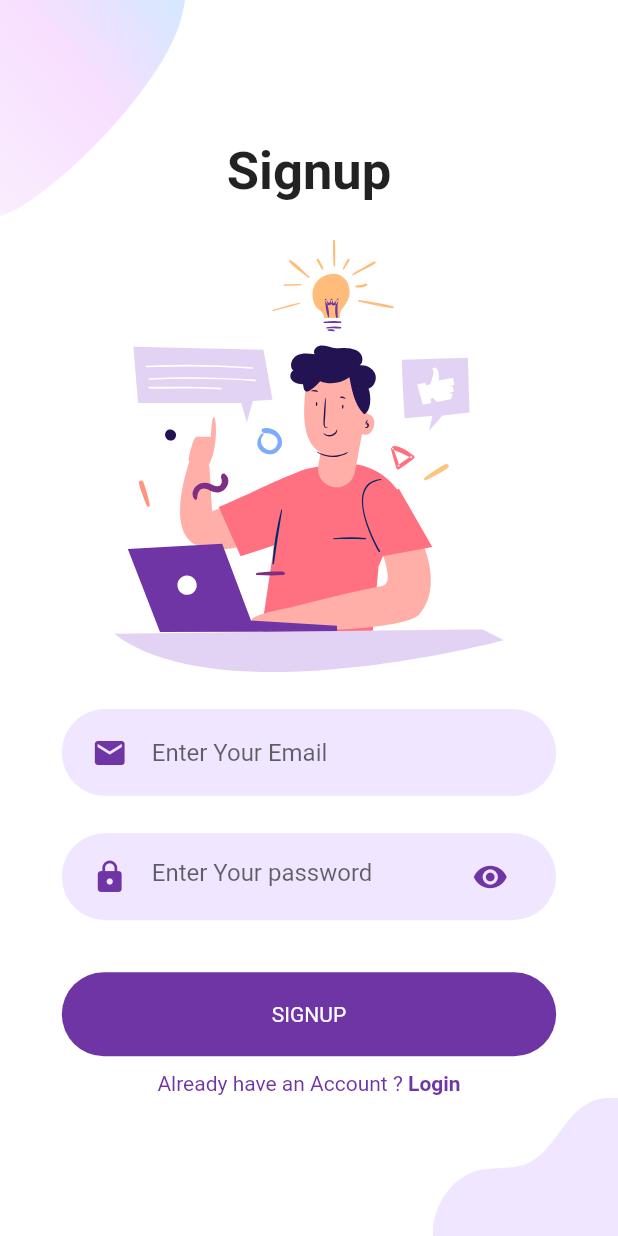
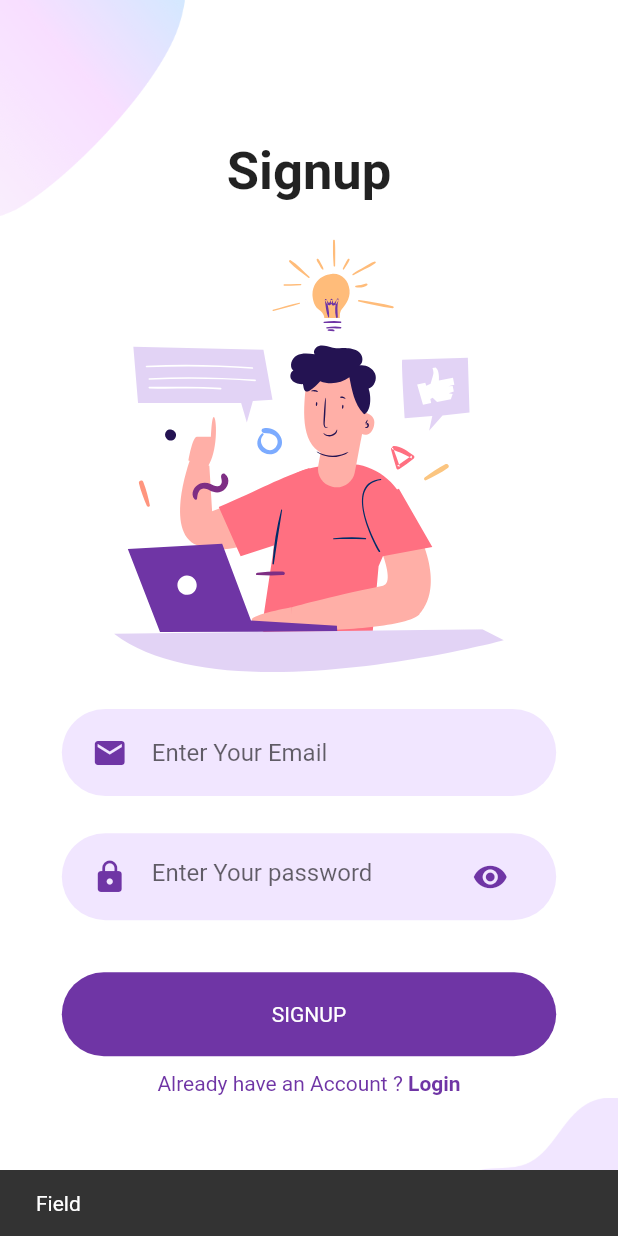
Before and after one commit to deadlium/flutter_login_system, a Flutter app: the SignupScreen screen opened directly, after a tap on "SIGNUP", on a phone screen of 412 x 824 dp. Run offline on Flutter 3.47's test engine with Material 2 defaults, Android fonts, the phone set to English and light mode, and no system bars; our stand-ins replace flutter_svg, shared_preferences; accounts and stored records are empty; network calls fail.

Commit message:
error solve

```diff
--- a/lib/Screens/Home/components/background.dart
+++ b/lib/Screens/Home/components/background.dart
@@ -7,7 +7,7 @@ class Background extends StatelessWidget {
   @override
   Widget build(BuildContext context) {
     Size size = MediaQuery.of(context).size;
-    return Container(
+    return SizedBox(
       height: size.height,
       width: double.infinity,
       child: Stack(
--- a/lib/Screens/Login/Login_screen.dart
+++ b/lib/Screens/Login/Login_screen.dart
@@ -6,7 +6,7 @@ class LoginScreen extends StatelessWidget {
 
   @override
   Widget build(BuildContext context) {
-    return Scaffold(
+    return const Scaffold(
       body: Body(),
     );
   }
--- a/lib/Screens/Login/components/background.dart
+++ b/lib/Screens/Login/components/background.dart
@@ -10,7 +10,7 @@ class Background extends StatelessWidget {
   @override
   Widget build(BuildContext context) {
     Size size = MediaQuery.of(context).size;
-    return Container(
+    return SizedBox(
       width: double.infinity,
       height: size.height,
       child: Stack(
--- a/lib/Screens/Signup/Signup_screen.dart
+++ b/lib/Screens/Signup/Signup_screen.dart
@@ -6,7 +6,7 @@ class SignupScreen extends StatelessWidget {
 
   @override
   Widget build(BuildContext context) {
-    return Scaffold(
+    return const Scaffold(
       body: Body(),
     );
   }
--- a/lib/Screens/Signup/components/background.dart
+++ b/lib/Screens/Signup/components/background.dart
@@ -10,7 +10,7 @@ class Background extends StatelessWidget {
   @override
   Widget build(BuildContext context) {
     Size size = MediaQuery.of(context).size;
-    return Container(
+    return SizedBox(
       width: double.infinity,
       height: size.height,
       child: Stack(
--- a/lib/Screens/Signup/components/body.dart
+++ b/lib/Screens/Signup/components/body.dart
@@ -1,10 +1,6 @@
 import 'dart:convert';
-import 'dart:ffi';
 
-import 'package:flutter/foundation.dart';
 import 'package:flutter/material.dart';
-import 'package:flutter/rendering.dart';
-import 'package:flutter/services.dart';
 import 'package:flutter_svg/flutter_svg.dart';
 import 'package:http/http.dart';
 import 'package:login_system/Screens/Login/Login_screen.dart';
@@ -29,14 +25,17 @@ class Body extends StatelessWidget {
           "password": password,
         });
         if (response.statusCode == 200) {
+          // ignore: unused_local_variable
           var data = jsonDecode(response.body.toString());
-          print(data['token']);
-          print('Account Login Successfully');
+          ScaffoldMessenger.of(context)
+              .showSnackBar(const SnackBar(content: Text('Account Login')));
         } else {
-          print('Failed');
+          ScaffoldMessenger.of(context)
+              .showSnackBar(const SnackBar(content: Text('Field')));
         }
       } catch (e) {
-        print(e.toString());
+        ScaffoldMessenger.of(context)
+            .showSnackBar(const SnackBar(content: Text('Field')));
       }
     }
 
@@ -115,7 +114,7 @@ class Body extends StatelessWidget {
                 decoration: BoxDecoration(
                     color: kPrimaryColor,
                     borderRadius: BorderRadius.circular(29)),
-                child: Center(
+                child: const Center(
                   child: Text(
                     "SIGNUP",
                     style: TextStyle(color: Colors.white),
@@ -125,17 +124,17 @@ class Body extends StatelessWidget {
           Row(
             mainAxisAlignment: MainAxisAlignment.center,
             children: <Widget>[
-              Text(
+              const Text(
                 "Already have an Account ? ",
                 style: TextStyle(color: kPrimaryColor),
               ),
               GestureDetector(
                 onTap: () {
                   Navigator.push(context, MaterialPageRoute(builder: (context) {
-                    return LoginScreen();
+                    return const LoginScreen();
                   }));
                 },
-                child: Text(
+                child: const Text(
                   "Login",
                   style: TextStyle(
                     color: kPrimaryColor,
--- a/lib/Screens/Welcome/components/background.dart
+++ b/lib/Screens/Welcome/components/background.dart
@@ -7,7 +7,7 @@ class Background extends StatelessWidget {
   @override
   Widget build(BuildContext context) {
     Size size = MediaQuery.of(context).size;
-    return Container(
+    return SizedBox(
       height: size.height,
       width: double.infinity,
       child: Stack(
```
Also changed, not shown: lib/Screens/Home/components/body.dart (+4 -3 lines), lib/Screens/Login/components/body.dart (+9 -13 lines), lib/Screens/Welcome/components/body.dart (+9 -7 lines), lib/Screens/Welcome/welcome_screen.dart (+9 -11 lines), lib/main.dart (+1 -21 lines).
